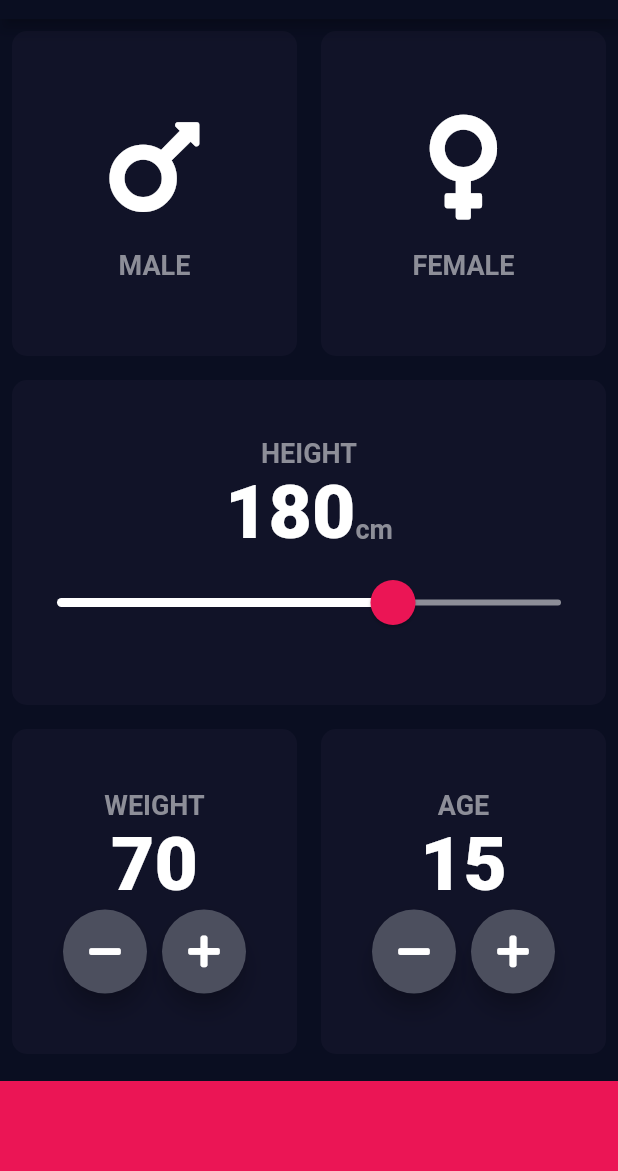
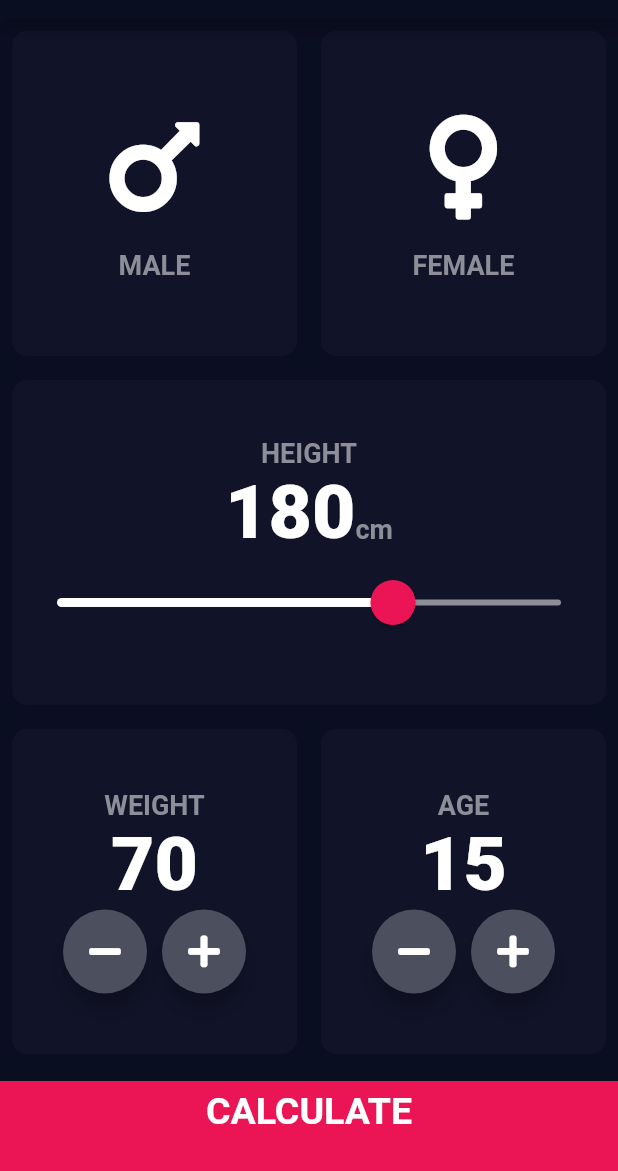
Before and after one commit to Tirth88663/bmi-calculator, a Flutter app: the screen it shows after launch, on a phone screen of 412 x 824 dp, the part 65-1236 px from its top. Run offline on Flutter 3.47's test engine with Material 2 defaults, Android fonts, the phone set to English and light mode, and no system bars; our stand-ins replace font_awesome_flutter.

```diff
--- a/lib/CardIconText.dart
+++ b/lib/components/CardIconText.dart
@@ -1,6 +1,6 @@
 import 'package:flutter/material.dart';
 
-import 'constants.dart';
+import '../constants.dart';
 
 const iconSize = 80.0;
 
--- /dev/null
+++ b/lib/components/bottom_button.dart
@@ -0,0 +1,30 @@
+import 'package:flutter/cupertino.dart';
+import 'package:flutter/material.dart';
+
+import '../constants.dart';
+
+class BottomButton extends StatelessWidget {
+  BottomButton({@required this.onTap, @required this.buttonTitle});
+  final Function onTap;
+  final String buttonTitle;
+
+  @override
+  Widget build(BuildContext context) {
+    return GestureDetector(
+      onTap: onTap,
+      child: Container(
+        color: kBottomContainerColor,
+        height: kBottomContainerHeight,
+        width: double.infinity,
+        margin: EdgeInsets.only(top: 10),
+        child: Center(
+          child: Text(
+            buttonTitle,
+            style: kBottomBarButtonTextStyle,
+          ),
+        ),
+        padding: EdgeInsets.only(bottom: 20.0),
+      ),
+    );
+  }
+}
--- a/lib/main.dart
+++ b/lib/main.dart
@@ -1,6 +1,6 @@
 import 'package:flutter/material.dart';
 
-import 'input_page.dart';
+import 'screens/input_page.dart';
 
 void main() => runApp(BMICalculator());
 
--- a/lib/input_page.dart
+++ b/lib/screens/input_page.dart
@@ -1,10 +1,13 @@
+import 'package:bmi_calculator/screens/result_page.dart';
 import 'package:flutter/material.dart';
 import 'package:font_awesome_flutter/font_awesome_flutter.dart';
 
-import 'CardIconText.dart';
-import 'MyCard.dart';
-import 'Round_icon_button.dart';
-import 'constants.dart';
+import '../calculator_brain.dart';
+import '../components/CardIconText.dart';
+import '../components/MyCard.dart';
+import '../components/Round_icon_button.dart';
+import '../components/bottom_button.dart';
+import '../constants.dart';
 
 enum Gender {
   male,
@@ -214,11 +217,23 @@ class _InputPageState extends State<InputPage> {
                 ],
               ),
             ),
-            Container(
-              color: kBottomContainerColor,
-              height: kBottomContainerHeight,
-              width: double.infinity,
-              margin: EdgeInsets.only(top: 10),
+            BottomButton(
+              buttonTitle: "CALCULATE",
+              onTap: () {
+                CalculatorBrain calculator =
+                    CalculatorBrain(height: height, weight: weight);
+
+                Navigator.push(
+                  context,
+                  MaterialPageRoute(
+                    builder: (context) => ResultPage(
+                      bmiResult: calculator.calculateBMI(),
+                      resultText: calculator.getResult(),
+                      interpretation: calculator.getInterpretation(),
+                    ),
+                  ),
+                );
+              },
             )
           ],
         ),
```
Also changed, not shown: lib/calculator_brain.dart (added, +34 -0 lines), lib/constants.dart (+20 -0 lines), lib/screens/result_page.dart (added, +67 -0 lines), lib/components/MyCard.dart (renamed from lib/MyCard.dart), lib/components/Round_icon_button.dart (renamed from lib/Round_icon_button.dart), 3 other files.
